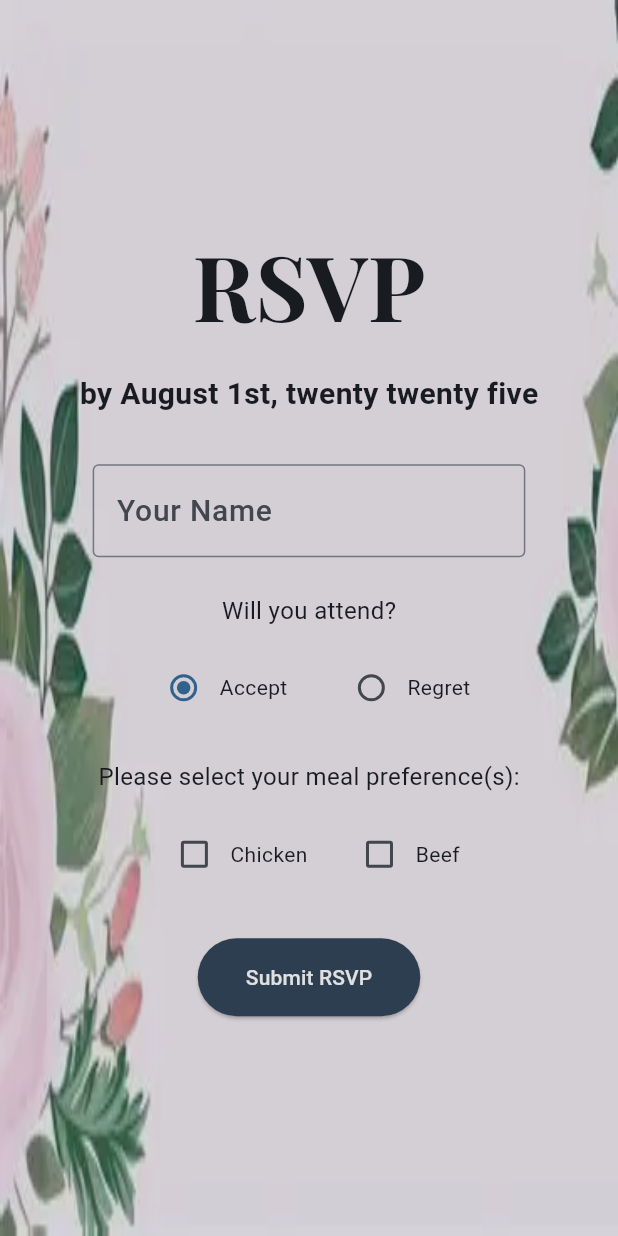
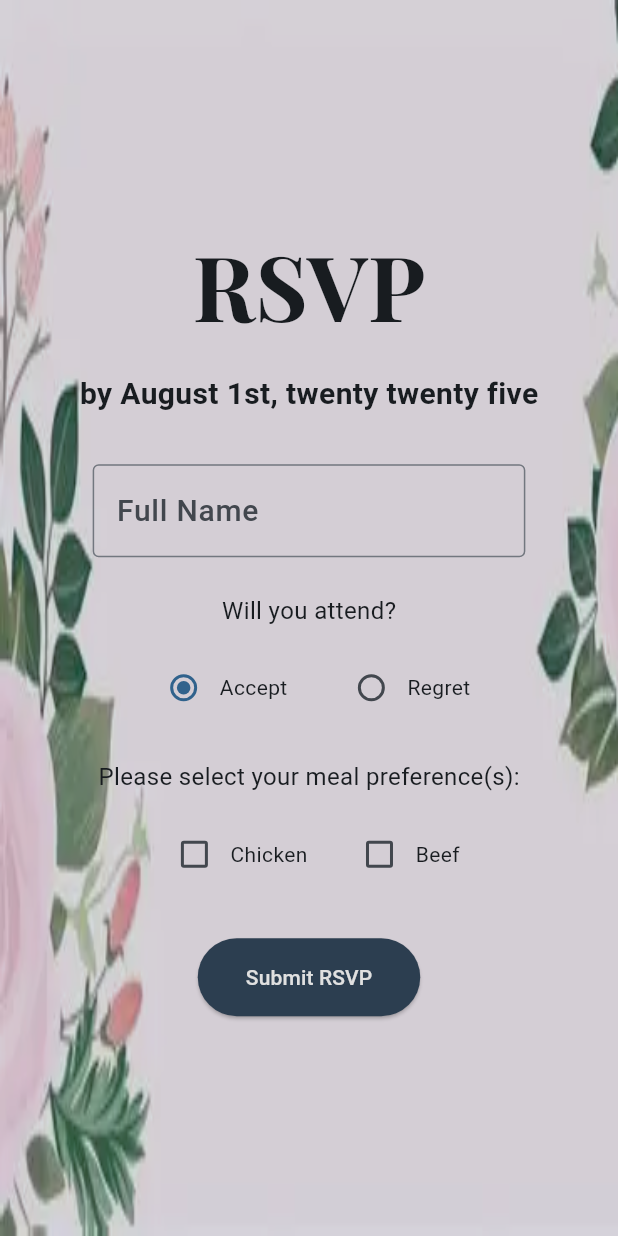
Before and after one commit to Nctaii/RSVPv2, a Flutter app: the screen it shows after launch, on a phone screen of 412 x 824 dp. Run offline on Flutter 3.47's test engine with Material 3 defaults, Android fonts, the phone set to English and light mode, and no system bars; our stand-ins replace google_fonts.

Commit message:
change text in field

```diff
--- a/lib/main.dart
+++ b/lib/main.dart
@@ -182,12 +182,12 @@ class _RSVPPageState extends State<RSVPPage> {
                     child: TextFormField(
                       controller: _nameController,
                       decoration: const InputDecoration(
-                        labelText: 'Your Name',
+                        labelText: 'Full Name',
                         border: OutlineInputBorder(),
                       ),
                       validator: (value) {
                         if (value == null || value.isEmpty) {
-                          return 'Please enter your name';
+                          return 'Please enter your full name';
                         }
                         return null;
                       },
```
